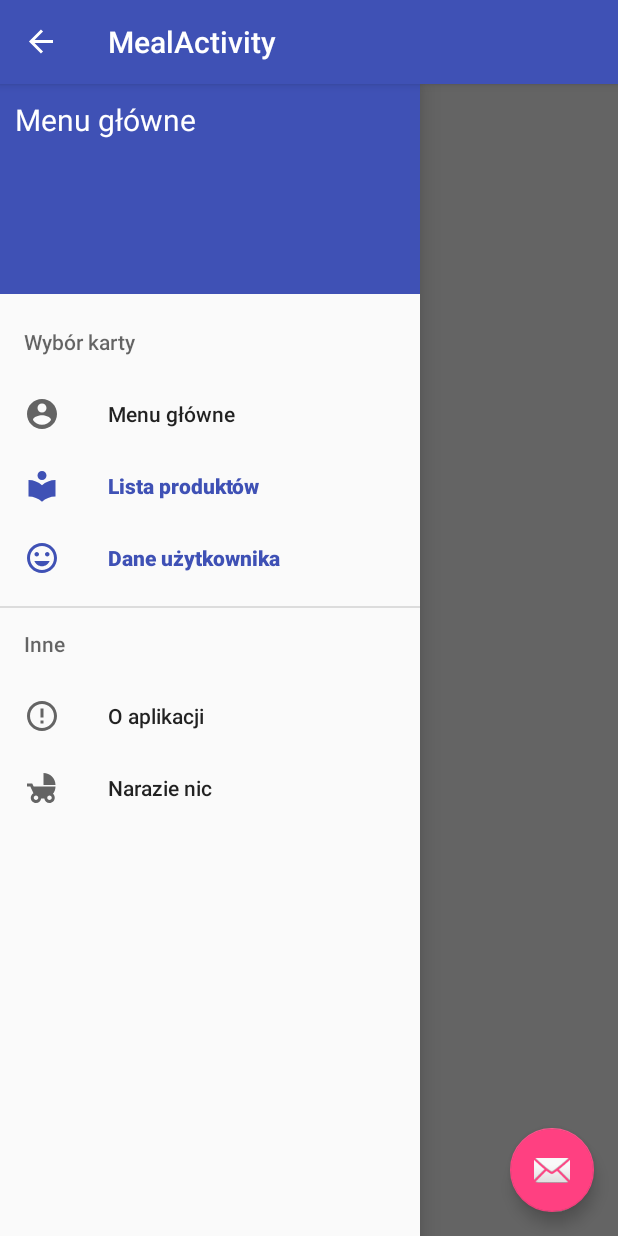
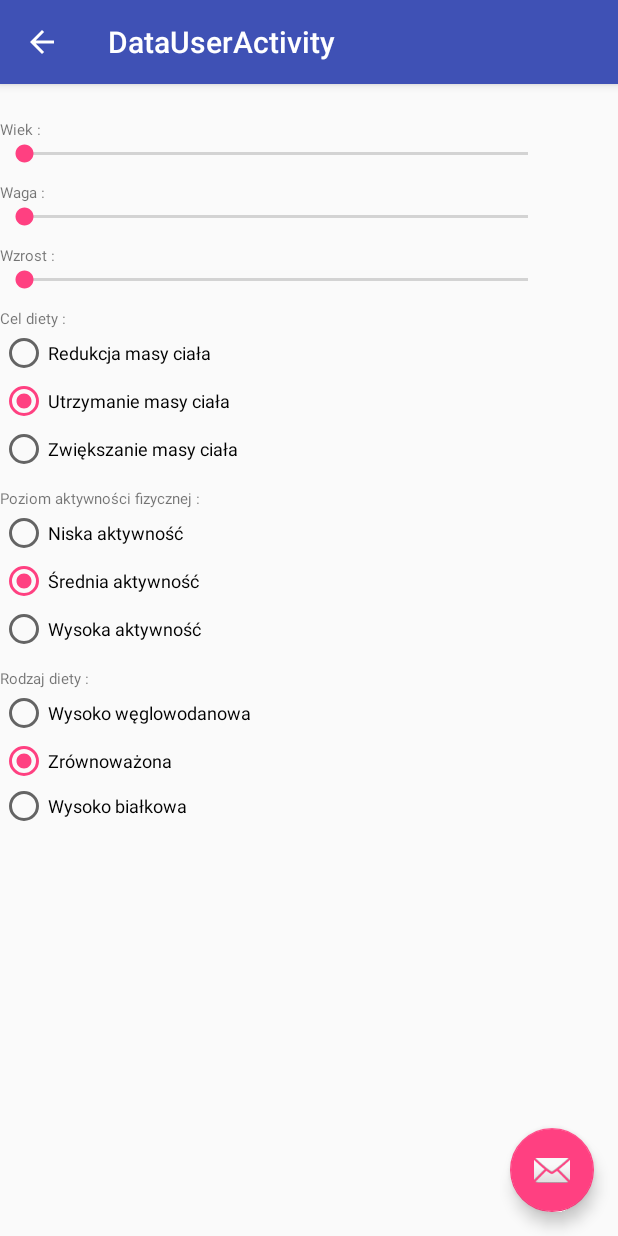
Before and after one commit to michalk933/DietVolTwo, an Android app: the MealActivity screen opened directly, with no data from a screen before it, in the side drawer, after a tap on "Dane użytkownika", on a phone screen of 412 x 824 dp. Run offline under Robolectric (Android 15) with nearby library versions, the phone set to English and light mode, and no system bars; libraries missing offline, so code that uses them is left out: io.realm, lombok.extern.log4j; 5 statements that could not run were skipped.

Commit message:
add new Activity DataUser

```diff
--- a/app/build.gradle
+++ b/app/build.gradle
@@ -40,6 +40,8 @@ dependencies {
 
 
     compile 'com.android.support:design:25.3.1'
+    // Because RxAndroid releases are few and far between, it is recommended you also
+// explicitly depend on RxJava's latest version for bug fixes and new features.
     compile 'com.android.support:design:25.3.1'
     compile 'com.android.support:recyclerview-v7:25.3.1'
     compile 'com.android.support:cardview-v7:25.3.1'
@@ -48,9 +50,9 @@ dependencies {
     compile 'com.android.support:appcompat-v7:25.3.1'
     compile 'com.android.support.constraint:constraint-layout:1.0.0-alpha9'
     compile 'io.reactivex.rxjava2:rxandroid:2.0.1'
-// Because RxAndroid releases are few and far between, it is recommended you also
-// explicitly depend on RxJava's latest version for bug fixes and new features.
     compile 'io.reactivex.rxjava2:rxjava:2.1.2'
+    compile group: 'de.mindpipe.android', name: 'android-logging-log4j', version: '1.0.3'
+    compile group: 'log4j', name: 'log4j', version: '1.2.17'
     testCompile 'junit:junit:4.12'
     provided 'org.glassfish:javax.annotation:10.0-b28'
 }
--- /dev/null
+++ b/app/src/main/java/com/example/michal/dietvoltwo/activity/DataUserActivity.java
@@ -0,0 +1,146 @@
+package com.example.michal.dietvoltwo.activity;
+
+import android.os.Bundle;
+import android.support.annotation.IdRes;
+import android.support.design.widget.FloatingActionButton;
+import android.support.design.widget.Snackbar;
+import android.support.v7.app.AppCompatActivity;
+import android.support.v7.widget.Toolbar;
+import android.view.View;
+import android.widget.RadioGroup;
+import android.widget.SeekBar;
+import android.widget.TextView;
+
+import com.example.michal.dietvoltwo.R;
+
+import lombok.extern.log4j.Log4j;
+
+@Log4j
+public class DataUserActivity extends AppCompatActivity {
+
+    private SeekBar ageSeekBar, weightSeekbar, heightSeekBar;
+    private RadioGroup lvlActivityFragmentRadioGrup, golRadioGroup, dietTypeFragmentRadioGrup;
+    private TextView ageTextView, weightTextView, heightTextView;
+    private int age;
+    private int weight;
+    private int height;
+
+    @Override
+    protected void onCreate(Bundle savedInstanceState) {
+        super.onCreate(savedInstanceState);
+        setContentView(R.layout.activity_data_user);
+        Toolbar toolbar = (Toolbar) findViewById(R.id.toolbar);
+        setSupportActionBar(toolbar);
+        createView();
+
+
+        FloatingActionButton fab = (FloatingActionButton) findViewById(R.id.fab);
+        fab.setOnClickListener(new View.OnClickListener() {
+            @Override
+            public void onClick(View view) {
+                Snackbar.make(view, "Replace with your own action", Snackbar.LENGTH_LONG)
+                        .setAction("Action", null).show();
+            }
+        });
+        getSupportActionBar().setDisplayHomeAsUpEnabled(true);
+    }
+
+    private void createView(){
+        weightSeekbar = (SeekBar) findViewById(R.id.weight_data_user_seek_bar);
+        ageSeekBar = (SeekBar) findViewById(R.id.age_data_user_seek_bar);
+        heightSeekBar = (SeekBar) findViewById(R.id.height_data_user_seek_bar);
+
+        lvlActivityFragmentRadioGrup = (RadioGroup)findViewById(R.id.lvl_activity_data_user_radio_grup);
+        golRadioGroup = (RadioGroup)findViewById(R.id.gol_fragment_data_user_radio_grup);
+        dietTypeFragmentRadioGrup = (RadioGroup)findViewById(R.id.diet_type_data_user_radio_grup);
+
+        ageTextView = (TextView)findViewById(R.id.age_data_user_text_view);
+        weightTextView = (TextView)findViewById(R.id.weight_data_user_text_view);
+        heightTextView = (TextView)findViewById(R.id.height_data_user_text_view);
+    }
+
+    private RadioGroup.OnCheckedChangeListener onCheckedChangeListener = new RadioGroup.OnCheckedChangeListener() {
+        @Override
+        public void onCheckedChanged(RadioGroup radioGroup, @IdRes int i) {
+            switch (i){
+                case R.id.reduction_data_user_goal_radio_button:
+                    log.trace("Check radioButton reduction_data_user_goal_radio_button");
+                    break;
+                case R.id.state_data_user_goal_radio_button:
+                    log.trace("Check radioButton state_data_user_goal_radio_button");
+                    break;
+                case R.id.mass_data_user_goal_radio_button:
+                    log.trace("Check radioButton mass_data_user_goal_radio_button");
+                    break;
+
+
+
+                case R.id.lvl_low_activity_data_user_radio_button:
+                    log.trace("Check radioButton lvl_low_activity_data_user_radio_button");
+                    break;
+                case R.id.lvl_medium_data_user_radio_button:
+                    log.trace("Check radioButton lvl_medium_data_user_radio_button");
+                    break;
+                case R.id.lvl_height_data_user_radio_button:
+                    log.trace("Check radioButton lvl_height_data_user_radio_button");
+                    break;
+
+
+                case R.id.carbo_diet_data_user_radio_button:
+                    log.trace("Check radioButton carbo_diet_data_user_radio_button");
+                    break;
+                case R.id.stabile_diet_data_user_radio_button:
+                    log.trace("Check radioButton stabile_diet_data_user_radio_button");
+                    break;
+                case R.id.protein_diet_data_user_radio_button:
+                    log.trace("Check radioButton protein_diet_data_user_radio_button");
+                    break;
+                case R.id.fat_diet_data_user_radio_button:
+                    log.trace("Check radioButton fat_diet_data_user_radio_button");
+                    break;
+            }
+        }
+    };
+
+    private SeekBar.OnSeekBarChangeListener onSeekBarChangeListener = new SeekBar.OnSeekBarChangeListener() {
+        @Override
+        public void onProgressChanged(SeekBar seekBar, int i, boolean b) {
+            switch (i){
+                case R.id.age_data_user_seek_bar:
+                    if(b){
+                        age = ageSeekBar.getProgress();
+                        ageTextView.setText(getResources().getString(R.string.age_text_view) + " " + age + " lat");
+                        //
+                    }
+                    break;
+                case R.id.weight_data_user_seek_bar:
+                    if(b){
+                        weight = weightSeekbar.getProgress();
+                        weightTextView.setText(getResources().getString(R.string.weight_text_view) + " " + weight + " kg");
+                        //
+                    }
+                    break;
+                case R.id.height_data_user_seek_bar:
+                    if(b){
+                        height = heightSeekBar.getProgress();
+                        heightTextView.setText(getResources().getString(R.string.height_text_view) + " " + height + " cm");
+                        //
+                    }
+                    break;
+            }
+        }
+        @Override
+        public void onStartTrackingTouch(SeekBar seekBar) {}
+        @Override
+        public void onStopTrackingTouch(SeekBar seekBar) {}
+    };
+
+
+    @Override
+    public void onDestroy() {
+        super.onDestroy();
+        //realm delete
+
+    }
+
+}
--- a/app/src/main/java/com/example/michal/dietvoltwo/activity/MealActivity.java
+++ b/app/src/main/java/com/example/michal/dietvoltwo/activity/MealActivity.java
@@ -115,6 +115,7 @@ public class MealActivity extends AppCompatActivity {
         navigationView.setNavigationItemSelectedListener(new NavigationView.OnNavigationItemSelectedListener() {
             @Override
             public boolean onNavigationItemSelected(@NonNull MenuItem item) {
+                Intent intent = null;
                 switch (item.getItemId()) {
                     case R.id.navigation_main_menu:
                         Toast.makeText(MealActivity.this, "Meanu główne", Toast.LENGTH_SHORT).show();
@@ -124,12 +125,14 @@ public class MealActivity extends AppCompatActivity {
                         break;
                     case R.id.navigation_list_product:
                         Toast.makeText(MealActivity.this, "Lista produktów", Toast.LENGTH_SHORT).show();
-                        Intent intent = new Intent(getApplicationContext(),ProductActivity.class);
+                        intent = new Intent(getApplicationContext(), ProductActivity.class);
                         startActivity(intent);
                         break;
                     case R.id.navigation_me_data:
                         Toast.makeText(MealActivity.this, "Moje dane", Toast.LENGTH_SHORT).show();
                         Log.d("MOJE LOGI", "Moje dane");
+                        intent = new Intent(MealActivity.this,DataUserActivity.class);
+                        startActivity(intent);
                         break;
                     case R.id.navigation_about:
                         Toast.makeText(MealActivity.this, "O aplikacji", Toast.LENGTH_SHORT).show();
--- /dev/null
+++ b/app/src/main/java/com/example/michal/dietvoltwo/dto/DataUserDto.java
@@ -0,0 +1,18 @@
+package com.example.michal.dietvoltwo.dto;
+
+
+
+public class DataUserDto {
+
+    private String name;
+    private String surname;
+    private int age;
+    private int weight;
+    private int height;
+    private int lvlActivity;
+    private String goal;
+    private String typeDiet;
+
+
+
+}
--- /dev/null
+++ b/app/src/main/res/layout/activity_data_user.xml
@@ -0,0 +1,33 @@
+<?xml version="1.0" encoding="utf-8"?>
+<android.support.design.widget.CoordinatorLayout xmlns:android="http://schemas.android.com/apk/res/android"
+    xmlns:app="http://schemas.android.com/apk/res-auto"
+    xmlns:tools="http://schemas.android.com/tools"
+    android:layout_width="match_parent"
+    android:layout_height="match_parent"
+    tools:context="com.example.michal.dietvoltwo.activity.DataUserActivity">
+
+    <android.support.design.widget.AppBarLayout
+        android:layout_width="match_parent"
+        android:layout_height="wrap_content"
+        android:theme="@style/AppTheme.AppBarOverlay">
+
+        <android.support.v7.widget.Toolbar
+            android:id="@+id/toolbar"
+            android:layout_width="match_parent"
+            android:layout_height="?attr/actionBarSize"
+            android:background="?attr/colorPrimary"
+            app:popupTheme="@style/AppTheme.PopupOverlay" />
+
+    </android.support.design.widget.AppBarLayout>
+
+    <include layout="@layout/content_data_user" />
+
+    <android.support.design.widget.FloatingActionButton
+        android:id="@+id/fab"
+        android:layout_width="wrap_content"
+        android:layout_height="wrap_content"
+        android:layout_gravity="bottom|end"
+        android:layout_margin="@dimen/fab_margin"
+        app:srcCompat="@android:drawable/ic_dialog_email" />
+
+</android.support.design.widget.CoordinatorLayout>
--- /dev/null
+++ b/app/src/main/res/layout/content_data_user.xml
@@ -0,0 +1,179 @@
+<?xml version="1.0" encoding="utf-8"?>
+<android.support.constraint.ConstraintLayout xmlns:android="http://schemas.android.com/apk/res/android"
+    xmlns:app="http://schemas.android.com/apk/res-auto"
+    xmlns:tools="http://schemas.android.com/tools"
+    android:layout_width="match_parent"
+    android:layout_height="match_parent"
+    app:layout_behavior="@string/appbar_scrolling_view_behavior"
+    tools:context="com.example.michal.dietvoltwo.activity.DataUserActivity"
+    tools:showIn="@layout/activity_data_user">
+
+    <LinearLayout
+        android:layout_width="368dp"
+        android:layout_height="495dp"
+        android:orientation="vertical"
+        tools:layout_editor_absoluteX="8dp"
+        tools:layout_editor_absoluteY="8dp">
+
+        <TextView
+            android:id="@+id/age_data_user_text_view"
+            android:layout_width="match_parent"
+            android:layout_height="wrap_content"
+            android:paddingTop="35px"
+            android:text="@string/age_text_view"
+            android:textSize="10dp" />
+
+        <SeekBar
+            android:id="@+id/age_data_user_seek_bar"
+            android:layout_width="match_parent"
+            android:layout_height="wrap_content"
+            android:max="110" />
+
+        <TextView
+            android:id="@+id/weight_data_user_text_view"
+            android:layout_width="match_parent"
+            android:layout_height="wrap_content"
+            android:paddingTop="15px"
+            android:text="@string/weight_text_view"
+            android:textSize="10dp" />
+
+        <SeekBar
+            android:id="@+id/weight_data_user_seek_bar"
+            android:layout_width="match_parent"
+            android:layout_height="wrap_content"
+            android:max="220" />
+
+        <TextView
+            android:id="@+id/height_data_user_text_view"
+            android:layout_width="match_parent"
+            android:layout_height="wrap_content"
+            android:paddingTop="15px"
+            android:text="@string/height_text_view"
+            android:textSize="10dp" />
+
+        <SeekBar
+            android:id="@+id/height_data_user_seek_bar"
+            android:layout_width="match_parent"
+            android:layout_height="wrap_content"
+            android:max="250" />
+
+        <TextView
+            android:id="@+id/goal_data_user_text_view"
+            android:layout_width="match_parent"
+            android:layout_height="wrap_content"
+            android:paddingTop="15px"
+            android:text="@string/goal_text_view"
+            android:textSize="10dp" />
+
+        <RadioGroup
+            android:id="@+id/gol_fragment_data_user_radio_grup"
+            android:layout_width="match_parent"
+            android:layout_height="wrap_content">
+
+            <RadioButton
+                android:id="@+id/reduction_data_user_goal_radio_button"
+                android:layout_width="match_parent"
+                android:layout_height="wrap_content"
+                android:text="@string/reduction_goal_text_view"
+                android:textSize="12dp" />
+
+            <RadioButton
+                android:id="@+id/state_data_user_goal_radio_button"
+                android:layout_width="match_parent"
+                android:layout_height="wrap_content"
+                android:checked="true"
+                android:text="@string/stait_goal_text_view"
+                android:textSize="12dp" />
+
+            <RadioButton
+                android:id="@+id/mass_data_user_goal_radio_button"
+                android:layout_width="match_parent"
+                android:layout_height="wrap_content"
+                android:text="@string/mass_goal_text_view"
+                android:textSize="12dp" />
+
+        </RadioGroup>
+
+        <TextView
+            android:id="@+id/lvl_activity_data_user_text_view"
+            android:layout_width="match_parent"
+            android:layout_height="wrap_content"
+            android:paddingTop="15px"
+            android:text="@string/lvl_activity_text_view"
+            android:textSize="10dp" />
+
+        <RadioGroup
+            android:id="@+id/lvl_activity_data_user_radio_grup"
+            android:layout_width="match_parent"
+            android:layout_height="wrap_content">
+
+            <RadioButton
+                android:id="@+id/lvl_low_activity_data_user_radio_button"
+                android:layout_width="match_parent"
+                android:layout_height="wrap_content"
+                android:text="@string/low_lvl_text_view"
+                android:textSize="12dp" />
+
+            <RadioButton
+                android:id="@+id/lvl_medium_data_user_radio_button"
+                android:layout_width="match_parent"
+                android:layout_height="wrap_content"
+                android:checked="true"
+                android:text="@string/midium_lvl_text_view"
+                android:textSize="12dp" />
+
+            <RadioButton
+                android:id="@+id/lvl_height_data_user_radio_button"
+                android:layout_width="match_parent"
+                android:layout_height="wrap_content"
+                android:text="@string/height_lvl_text_view"
+                android:textSize="12dp" />
+        </RadioGroup>
+
+
+        <TextView
+            android:id="@+id/typ_diet_data_user_text_view"
+            android:layout_width="match_parent"
+            android:layout_height="wrap_content"
+            android:paddingTop="15px"
+            android:text="@string/typ_diet_text_view"
+            android:textSize="10dp" />
+
+        <RadioGroup
+            android:id="@+id/diet_type_data_user_radio_grup"
+            android:layout_width="match_parent"
+            android:layout_height="wrap_content">
+
+            <RadioButton
+                android:id="@+id/carbo_diet_data_user_radio_button"
+                android:layout_width="match_parent"
+                android:layout_height="wrap_content"
+                android:text="@string/carbo_diet_text_view"
+                android:textSize="12dp" />
+
+            <RadioButton
+                android:id="@+id/stabile_diet_data_user_radio_button"
+                android:layout_width="match_parent"
+                android:layout_height="wrap_content"
+                android:checked="true"
+                android:text="@string/stabile_diet_text_view"
+                android:textSize="12dp" />
+
+            <RadioButton
+                android:id="@+id/protein_diet_data_user_radio_button"
+                android:layout_width="match_parent"
+                android:layout_height="wrap_content"
+                android:text="@string/protein_diet_text_view"
+                android:textSize="12dp" />
+
+            <RadioButton
+                android:id="@+id/fat_diet_data_user_radio_button"
+                android:layout_width="match_parent"
+                android:layout_height="wrap_content"
+                android:text="@string/fat_diet_text_view"
+                android:textSize="12dp" />
+        </RadioGroup>
+
+
+    </LinearLayout>
+</android.support.constraint.ConstraintLayout>
--- a/app/src/main/res/values/strings.xml
+++ b/app/src/main/res/values/strings.xml
@@ -72,7 +72,7 @@
     <string name="add_new_type_macro">Typ makroskładnika</string>
     <string name="add_new_time_day">Pora produktu</string>
     <string name="add_new_kind_product">Rodzaj produktu</string>
-
+    <string name="title_activity_data_user">DataUserActivity</string>
 
 
 </resources>
```
Also changed, not shown: app/src/main/AndroidManifest.xml (+10 -0 lines).
